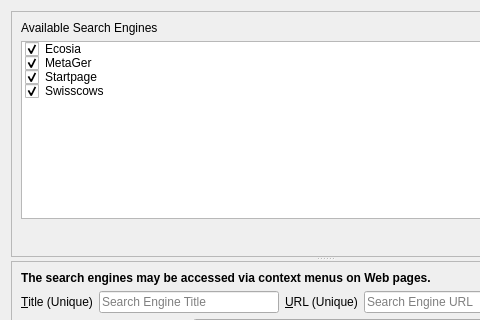
This is UI/dooble_search_engines_popup.ui in textbrowser/dooble as Qt 5 draws it before an edit; both pictures show x 0 to 480 and y 0 to 320 of the 650 by 600 pixel window. The edited form follows.
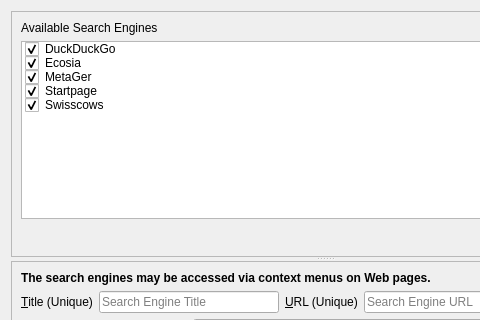
This is the edited form. Icons and pictures are not drawn. Custom widgets are drawn as their Qt base class.

Commit message: DuckDuckGo. QWebEngine and file-system-access requests.

```diff
--- a/UI/dooble_search_engines_popup.ui
+++ b/UI/dooble_search_engines_popup.ui
@@ -46,6 +46,14 @@
        </item>
        <item>
         <widget class="QListWidget" name="predefined">
+         <item>
+          <property name="text">
+           <string>DuckDuckGo</string>
+          </property>
+          <property name="checkState">
+           <enum>Checked</enum>
+          </property>
+         </item>
          <item>
           <property name="text">
            <string>Ecosia</string>
```
Left out of the diff: 24 changed lines with no effect on the pictures. The commit also changes 4 other files.
